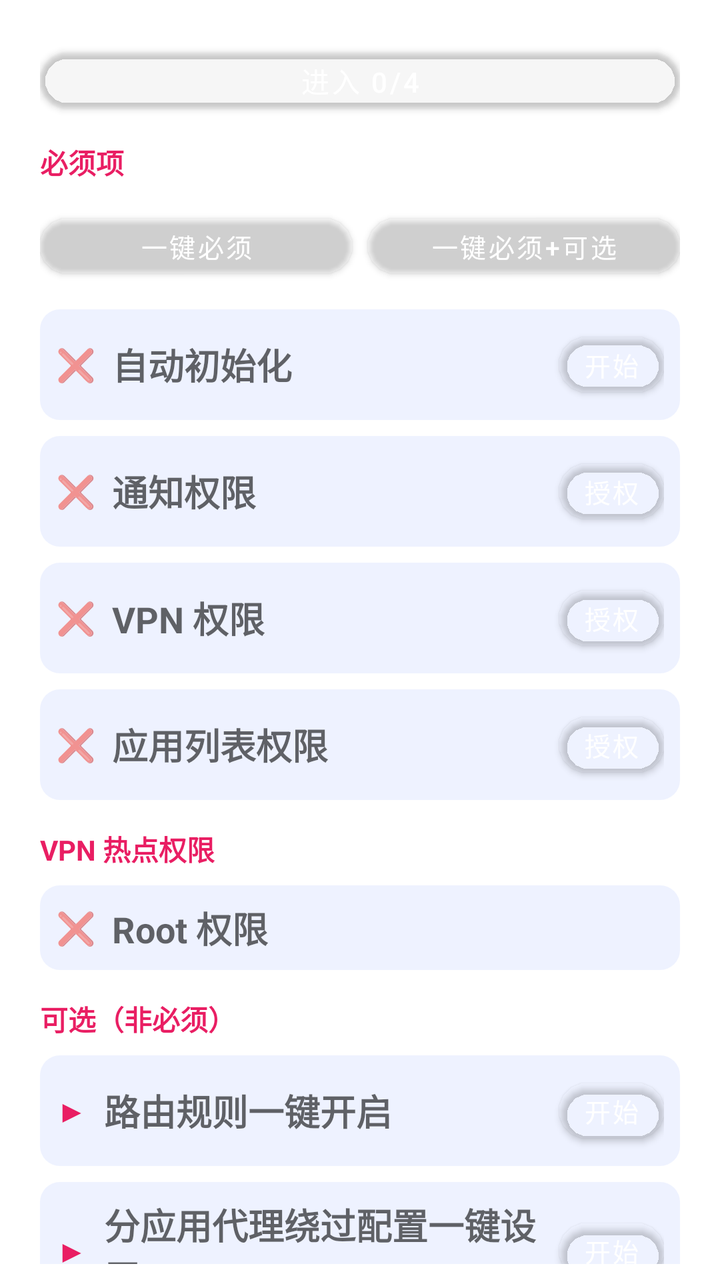
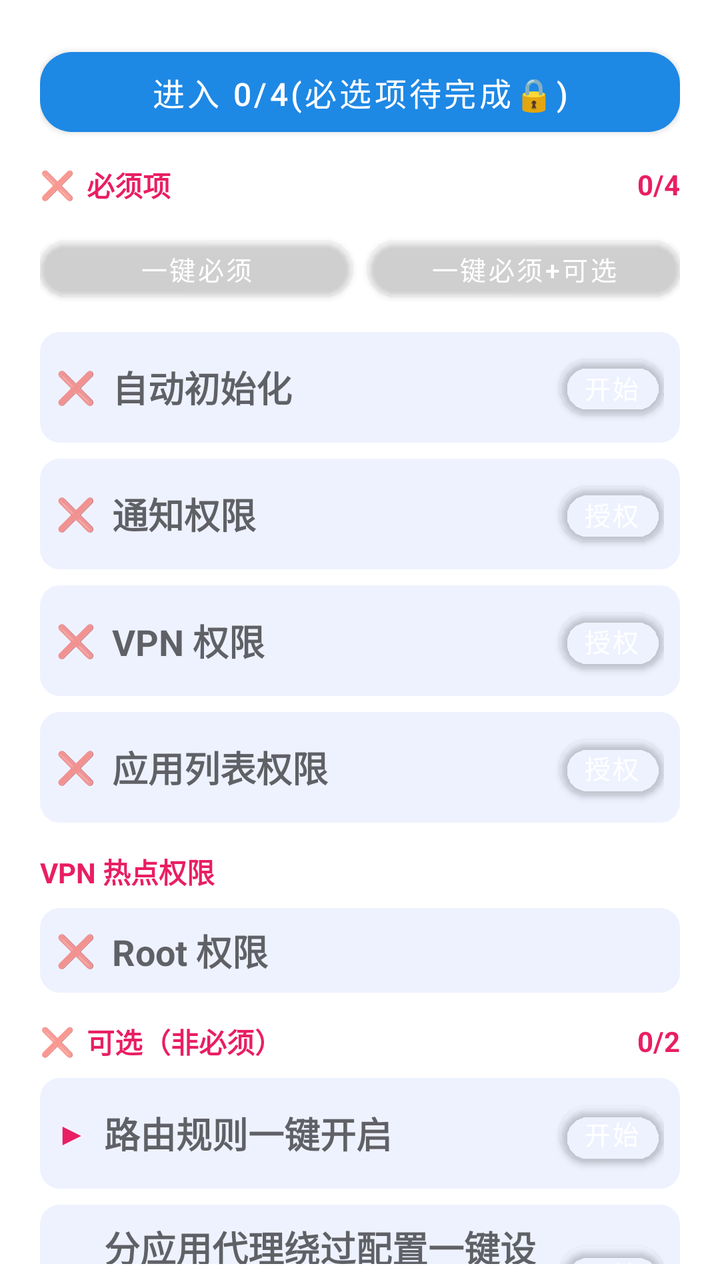

Two renders of the same Android screen: before a commit and after it. Below are the layout's source before the change and the commit's diff.
<!-- AndroidManifest.xml: application theme Theme.Start -->
<!-- res/layout/dialog_zybox_init.xml -->
<?xml version="1.0" encoding="utf-8"?>
<LinearLayout xmlns:android="http://schemas.android.com/apk/res/android"
    xmlns:app="http://schemas.android.com/apk/res-auto"
    android:layout_width="match_parent"
    android:layout_height="wrap_content"
    android:orientation="vertical"
    android:paddingStart="20dp"
    android:paddingTop="16dp"
    android:paddingEnd="20dp"
    android:paddingBottom="8dp">

    
    <com.google.android.material.button.MaterialButton
        android:id="@+id/init_btn_enter"
        style="@style/Widget.MaterialComponents.Button.ZyBox"
        android:layout_width="match_parent"
        android:layout_height="wrap_content"
        android:layout_marginTop="4dp"
        android:minHeight="0dp"
        android:paddingStart="14dp"
        android:paddingEnd="14dp"
        android:text="进入 0/4"
        android:textSize="14sp" />

    <androidx.core.widget.NestedScrollView
        android:layout_width="match_parent"
        android:layout_height="wrap_content"
        android:layout_marginTop="8dp"
        android:overScrollMode="never"
        android:scrollbars="none">

        <LinearLayout
            android:layout_width="match_parent"
            android:layout_height="wrap_content"
            android:orientation="vertical">

            
            <TextView
                android:layout_width="match_parent"
                android:layout_height="wrap_content"
                android:layout_marginTop="2dp"
                android:layout_marginBottom="2dp"
                android:text="@string/zybox_init_required_section"
                android:textAppearance="?android:attr/textAppearanceSmall"
                android:textStyle="bold"
                android:textColor="@color/material_pink_500" />

            
            <LinearLayout
                android:layout_width="match_parent"
                android:layout_height="wrap_content"
                android:layout_marginTop="10dp"
                android:orientation="horizontal">

                <com.google.android.material.button.MaterialButton
                    android:id="@+id/init_btn_all_required"
                    style="@style/Widget.MaterialComponents.Button.ZyBox"
                    android:layout_width="0dp"
                    android:layout_height="wrap_content"
                    android:layout_marginEnd="4dp"
                    android:layout_weight="1"
                    android:minHeight="0dp"
                    android:paddingStart="8dp"
                    android:paddingEnd="8dp"
                    android:text="@string/zybox_oneclick_required"
                    android:textSize="13sp" />

                <com.google.android.material.button.MaterialButton
                    android:id="@+id/init_btn_all_optional"
                    style="@style/Widget.MaterialComponents.Button.ZyBox"
                    android:layout_width="0dp"
                    android:layout_height="wrap_content"
                    android:layout_marginStart="4dp"
                    android:layout_weight="1"
                    android:minHeight="0dp"
                    android:paddingStart="8dp"
                    android:paddingEnd="8dp"
                    android:text="@string/zybox_oneclick_all"
                    android:textSize="13sp" />
            </LinearLayout>

            
            <LinearLayout
                android:layout_width="match_parent"
                android:layout_height="wrap_content"
                android:layout_marginTop="12dp"
                android:background="@drawable/zybox_ping_capsule"
                android:gravity="center_vertical"
                android:orientation="horizontal"
                android:padding="8dp">

                <TextView
                    android:id="@+id/init_status_auto"
                    android:layout_width="wrap_content"
                    android:layout_height="wrap_content"
                    android:text="❌"
                    android:textSize="16sp" />

                <LinearLayout
                    android:layout_width="0dp"
                    android:layout_height="wrap_content"
                    android:layout_marginStart="8dp"
                    android:layout_weight="1"
                    android:orientation="vertical">

                    <TextView
                        android:layout_width="wrap_content"
                        android:layout_height="wrap_content"
                        android:text="@string/zybox_init_auto"
                        android:textAppearance="?android:attr/textAppearanceMedium"
                        android:textStyle="bold" />
                </LinearLayout>

                <com.google.android.material.button.MaterialButton
                    android:id="@+id/init_btn_auto"
                    style="@style/Widget.MaterialComponents.Button.ZyBox"
                    android:layout_width="wrap_content"
                    android:layout_height="wrap_content"
                    android:minWidth="0dp"
                    android:minHeight="0dp"
                    android:paddingStart="12dp"
                    android:paddingEnd="12dp"
                    android:text="@string/zybox_init_start"
                    android:textSize="13sp" />
            </LinearLayout>

            
            <LinearLayout
                android:layout_width="match_parent"
                android:layout_height="wrap_content"
                android:layout_marginTop="8dp"
                android:background="@drawable/zybox_ping_capsule"
                android:gravity="center_vertical"
                android:orientation="horizontal"
                android:padding="8dp">

                <TextView
                    android:id="@+id/init_status_notif"
                    android:layout_width="wrap_content"
                    android:layout_height="wrap_content"
                    android:text="❌"
                    android:textSize="16sp" />

                <LinearLayout
                    android:layout_width="0dp"
                    android:layout_height="wrap_content"
                    android:layout_marginStart="8dp"
                    android:layout_weight="1"
                    android:orientation="vertical">

                    <TextView
                        android:layout_width="wrap_content"
                        android:layout_height="wrap_content"
                        android:text="@string/zybox_init_notif"
                        android:textAppearance="?android:attr/textAppearanceMedium"
                        android:textStyle="bold" />
                </LinearLayout>

                <com.google.android.material.button.MaterialButton
                    android:id="@+id/init_btn_notif"
                    style="@style/Widget.MaterialComponents.Button.ZyBox"
                    android:layout_width="wrap_content"
                    android:layout_height="wrap_content"
                    android:minWidth="0dp"
                    android:minHeight="0dp"
                    android:paddingStart="12dp"
                    android:paddingEnd="12dp"
                    android:text="@string/zybox_init_grant"
                    android:textSize="13sp" />
            </LinearLayout>

            
            <LinearLayout
                android:layout_width="match_parent"
                android:layout_height="wrap_content"
                android:layout_marginTop="8dp"
                android:background="@drawable/zybox_ping_capsule"
                android:gravity="center_vertical"
                android:orientation="horizontal"
                android:padding="8dp">

                <TextView
                    android:id="@+id/init_status_vpn"
                    android:layout_width="wrap_content"
                    android:layout_height="wrap_content"
                    android:text="❌"
                    android:textSize="16sp" />

                <LinearLayout
                    android:layout_width="0dp"
                    android:layout_height="wrap_content"
                    android:layout_marginStart="8dp"
                    android:layout_weight="1"
                    android:orientation="vertical">

                    <TextView
                        android:layout_width="wrap_content"
                        android:layout_height="wrap_content"
                        android:text="@string/zybox_init_vpn"
                        android:textAppearance="?android:attr/textAppearanceMedium"
                        android:textStyle="bold" />
                </LinearLayout>

                <com.google.android.material.button.MaterialButton
                    android:id="@+id/init_btn_vpn"
                    style="@style/Widget.MaterialComponents.Button.ZyBox"
                    android:layout_width="wrap_content"
                    android:layout_height="wrap_content"
                    android:minWidth="0dp"
                    android:minHeight="0dp"
                    android:paddingStart="12dp"
                    android:paddingEnd="12dp"
                    android:text="@string/zybox_init_grant"
                    android:textSize="13sp" />
            </LinearLayout>

            
            <LinearLayout
                android:layout_width="match_parent"
                android:layout_height="wrap_content"
                android:layout_marginTop="8dp"
                android:background="@drawable/zybox_ping_capsule"
                android:gravity="center_vertical"
                android:orientation="horizontal"
                android:padding="8dp">

                <TextView
                    android:id="@+id/init_status_apps"
                    android:layout_width="wrap_content"
                    android:layout_height="wrap_content"
                    android:text="❌"
                    android:textSize="16sp" />

                <LinearLayout
                    android:layout_width="0dp"
                    android:layout_height="wrap_content"
                    android:layout_marginStart="8dp"
                    android:layout_weight="1"
                    android:orientation="vertical">

                    <TextView
                        android:layout_width="wrap_content"
                        android:layout_height="wrap_content"
                        android:text="@string/zybox_init_apps"
                        android:textAppearance="?android:attr/textAppearanceMedium"
                        android:textStyle="bold" />
                </LinearLayout>

                <com.google.android.material.button.MaterialButton
                    android:id="@+id/init_btn_apps"
                    style="@style/Widget.MaterialComponents.Button.ZyBox"
                    android:layout_width="wrap_content"
                    android:layout_height="wrap_content"
                    android:minWidth="0dp"
                    android:minHeight="0dp"
                    android:paddingStart="12dp"
                    android:paddingEnd="12dp"
                    android:text="@string/zybox_init_grant"
                    android:textSize="13sp" />
            </LinearLayout>

            
            <TextView
                android:layout_width="match_parent"
                android:layout_height="wrap_content"
                android:layout_marginTop="14dp"
                android:layout_marginBottom="2dp"
                android:text="@string/zybox_vpn_hotspot_section"
                android:textAppearance="?android:attr/textAppearanceSmall"
                android:textStyle="bold"
                android:textColor="@color/material_pink_500" />

            
            <LinearLayout
                android:layout_width="match_parent"
                android:layout_height="wrap_content"
                android:layout_marginTop="6dp"
                android:background="@drawable/zybox_ping_capsule"
                android:gravity="center_vertical"
                android:orientation="horizontal"
                android:padding="8dp">

                <TextView
                    android:id="@+id/init_status_root"
                    android:layout_width="wrap_content"
                    android:layout_height="wrap_content"
                    android:text="❌"
                    android:textSize="16sp" />

                <LinearLayout
                    android:layout_width="0dp"
                    android:layout_height="wrap_content"
                    android:layout_marginStart="8dp"
                    android:layout_weight="1"
                    android:orientation="vertical">

                    <TextView
                        android:layout_width="wrap_content"
                        android:layout_height="wrap_content"
                        android:text="@string/zybox_permission_root"
                        android:textAppearance="?android:attr/textAppearanceMedium"
                        android:textStyle="bold" />
                </LinearLayout>
            </LinearLayout>

            
            <TextView
                android:layout_width="match_parent"
                android:layout_height="wrap_content"
                android:layout_marginTop="14dp"
                android:layout_marginBottom="2dp"
                android:text="@string/zybox_opt_section"
                android:textAppearance="?android:attr/textAppearanceSmall"
                android:textStyle="bold"
                android:textColor="@color/material_pink_500" />

            
            <LinearLayout
                android:id="@+id/init_btn_route"
                android:layout_width="match_parent"
                android:layout_height="wrap_content"
                android:layout_marginTop="6dp"
                android:background="@drawable/zybox_ping_capsule"
                android:gravity="center_vertical"
                android:orientation="horizontal"
                android:padding="8dp"
                android:clickable="true"
                android:focusable="true">

                <TextView
                    android:layout_width="wrap_content"
                    android:layout_height="wrap_content"
                    android:text="▶"
                    android:textSize="16sp"
                    android:textColor="@color/material_pink_500" />

                <LinearLayout
                    android:layout_width="0dp"
                    android:layout_height="wrap_content"
                    android:layout_marginStart="8dp"
                    android:layout_weight="1"
                    android:orientation="vertical">

                    <TextView
                        android:layout_width="wrap_content"
                        android:layout_height="wrap_content"
                        android:text="@string/zybox_init_route_all"
                        android:textAppearance="?android:attr/textAppearanceMedium"
                        android:textStyle="bold" />
                </LinearLayout>

                <com.google.android.material.button.MaterialButton
                    android:id="@+id/init_btn_route_start"
                    style="@style/Widget.MaterialComponents.Button.ZyBox"
                    android:layout_width="wrap_content"
                    android:layout_height="wrap_content"
                    android:layout_marginStart="6dp"
                    android:minWidth="0dp"
                    android:minHeight="0dp"
                    android:paddingStart="12dp"
                    android:paddingEnd="12dp"
                    android:text="@string/zybox_init_start"
                    android:textSize="13sp" />
            </LinearLayout>

            
            <LinearLayout
                android:id="@+id/init_btn_apps_import"
                android:layout_width="match_parent"
                android:layout_height="wrap_content"
                android:layout_marginTop="8dp"
                android:layout_marginBottom="4dp"
                android:background="@drawable/zybox_ping_capsule"
                android:gravity="center_vertical"
                android:orientation="horizontal"
                android:padding="8dp"
                android:clickable="true"
                android:focusable="true">

                <TextView
                    android:layout_width="wrap_content"
                    android:layout_height="wrap_content"
                    android:text="▶"
                    android:textSize="16sp"
                    android:textColor="@color/material_pink_500" />

                <LinearLayout
                    android:layout_width="0dp"
                    android:layout_height="wrap_content"
                    android:layout_marginStart="8dp"
                    android:layout_weight="1"
                    android:orientation="vertical">

                    <TextView
                        android:layout_width="wrap_content"
                        android:layout_height="wrap_content"
                        android:text="@string/zybox_init_apps_import"
                        android:textAppearance="?android:attr/textAppearanceMedium"
                        android:textStyle="bold" />
                </LinearLayout>

                <com.google.android.material.button.MaterialButton
                    android:id="@+id/init_btn_apps_import_start"
                    style="@style/Widget.MaterialComponents.Button.ZyBox"
                    android:layout_width="wrap_content"
                    android:layout_height="wrap_content"
                    android:layout_marginStart="6dp"
                    android:minWidth="0dp"
                    android:minHeight="0dp"
                    android:paddingStart="12dp"
                    android:paddingEnd="12dp"
                    android:text="@string/zybox_init_start"
                    android:textSize="13sp" />
            </LinearLayout>

            
            <TextView
                android:layout_width="match_parent"
                android:layout_height="wrap_content"
                android:layout_marginTop="14dp"
                android:layout_marginBottom="2dp"
                android:text="@string/zybox_init_desc_section"
                android:textAppearance="?android:attr/textAppearanceSmall"
                android:textStyle="bold"
                android:textColor="@color/material_pink_500" />

            <LinearLayout
                android:layout_width="match_parent"
                android:layout_height="wrap_content"
                android:layout_marginTop="4dp"
                android:layout_marginBottom="4dp"
                android:background="@drawable/zybox_ping_capsule"
                android:orientation="vertical"
                android:padding="10dp">

                <TextView
                    android:layout_width="match_parent"
                    android:layout_height="wrap_content"
                    android:text="@string/zybox_init_auto_sum"
                    android:textAppearance="?android:attr/textAppearanceSmall"
                    android:textColor="?android:attr/textColorSecondary"
                    android:lineSpacingExtra="3dp" />

                <TextView
                    android:layout_width="match_parent"
                    android:layout_height="wrap_content"
                    android:layout_marginTop="6dp"
                    android:text="@string/zybox_init_notif_sum"
                    android:textAppearance="?android:attr/textAppearanceSmall"
                    android:textColor="?android:attr/textColorSecondary"
                    android:lineSpacingExtra="3dp" />

                <TextView
                    android:layout_width="match_parent"
                    android:layout_height="wrap_content"
                    android:layout_marginTop="6dp"
                    android:text="@string/zybox_init_vpn_sum"
                    android:textAppearance="?android:attr/textAppearanceSmall"
                    android:textColor="?android:attr/textColorSecondary"
                    android:lineSpacingExtra="3dp" />

                <TextView
                    android:layout_width="match_parent"
                    android:layout_height="wrap_content"
                    android:layout_marginTop="6dp"
                    android:text="@string/zybox_init_apps_sum"
                    android:textAppearance="?android:attr/textAppearanceSmall"
                    android:textColor="?android:attr/textColorSecondary"
                    android:lineSpacingExtra="3dp" />

                <TextView
                    android:layout_width="match_parent"
                    android:layout_height="wrap_content"
                    android:layout_marginTop="6dp"
                    android:text="@string/zybox_permission_root_sum"
                    android:textAppearance="?android:attr/textAppearanceSmall"
                    android:textColor="?android:attr/textColorSecondary"
                    android:lineSpacingExtra="3dp" />

                <TextView
                    android:layout_width="match_parent"
                    android:layout_height="wrap_content"
                    android:layout_marginTop="6dp"
                    android:text="@string/zybox_init_route_all_sum"
                    android:textAppearance="?android:attr/textAppearanceSmall"
                    android:textColor="?android:attr/textColorSecondary"
                    android:lineSpacingExtra="3dp" />

                <TextView
                    android:layout_width="match_parent"
                    android:layout_height="wrap_content"
                    android:layout_marginTop="6dp"
                    android:text="@string/zybox_init_apps_import_sum"
                    android:textAppearance="?android:attr/textAppearanceSmall"
                    android:textColor="?android:attr/textColorSecondary"
                    android:lineSpacingExtra="3dp" />
            </LinearLayout>

        </LinearLayout>
    </androidx.core.widget.NestedScrollView>
</LinearLayout>
<!-- resources referenced by this layout -->
<resources>
  <color name="material_pink_500">#E91E63</color>
  <!-- drawable zybox_ping_capsule (drawable) -->
  <?xml version="1.0" encoding="utf-8"?>
  <shape xmlns:android="http://schemas.android.com/apk/res/android"
      android:shape="rectangle">
      <solid android:color="@color/zybox_ping_bg" />
      <corners android:radius="10dp" />
  </shape>
  <string name="zybox_init_apps">应用列表权限</string>
  <string name="zybox_init_apps_import">分应用代理绕过配置一键设置</string>
  <string name="zybox_init_apps_import_sum">[分应用代理绕过配置一键设置] 作者自用配置，可在设置里进行修改；列表内应用全部走直连。</string>
  <string name="zybox_init_apps_sum">[应用列表权限] 用于分应用代理：读取已安装应用列表，选择绕过代理的应用。</string>
  <string name="zybox_init_auto">自动初始化</string>
  <string name="zybox_init_auto_sum">[自动初始化] 自动申请所需权限，自动进入一次设置页完成速度显示初始化，然后返回主页。</string>
  <string name="zybox_init_desc_section">描述</string>
  <string name="zybox_init_grant">授权</string>
  <string name="zybox_init_notif">通知权限</string>
  <string name="zybox_init_notif_sum">[通知权限] 在通知栏显示实时直连/代理上传下载速度。</string>
  <string name="zybox_init_required_section">必须项</string>
  <string name="zybox_init_route_all">路由规则一键开启</string>
  <string name="zybox_init_route_all_sum">[路由规则一键开启] 切换到路由页，将所有规则全部打开，然后回到主页。</string>
  <string name="zybox_init_start">开始</string>
  <string name="zybox_init_vpn">VPN 权限</string>
  <string name="zybox_init_vpn_sum">[VPN 权限] 必须授权，否则无法使用本软件。</string>
  <string name="zybox_oneclick_all">一键必须+可选</string>
  <string name="zybox_oneclick_required">一键必须</string>
  <string name="zybox_opt_section">可选（非必须）</string>
  <string name="zybox_permission_root">Root 权限</string>
  <string name="zybox_permission_root_sum">[Root 权限] 开启热点和 VPN 后，连接热点的用户可以共用代理；不给予 Root 权限不影响 VPN 单独功能使用</string>
  <string name="zybox_vpn_hotspot_section">VPN 热点权限</string>
  <style name="Widget.MaterialComponents.Button.ZyBox" parent="Widget.MaterialComponents.Button">
          <item name="cornerRadius">16dp</item>
          <item name="android:minHeight">48dp</item>
          <item name="android:textSize">14sp</item>
      </style>
  <style name="Theme.Start" parent="Theme.MaterialComponents.DayNight">
          <item name="android:navigationBarColor">@android:color/transparent</item>
          <item name="colorPrimary">@android:color/transparent</item>
          <item name="colorPrimaryDark">@android:color/transparent</item>
          <item name="android:backgroundDimEnabled">false</item>
          <item name="android:windowNoTitle">true</item>
          <item name="windowActionBar">false</item>
          <item name="windowNoTitle">true</item>
      </style>
  <color name="zybox_ping_bg">#1A5B7CFA</color>
</resources>

<!-- the commit's change to res/layout/dialog_zybox_init.xml (unified diff, before → after) -->
@@ -2,7 +2,7 @@
 <LinearLayout xmlns:android="http://schemas.android.com/apk/res/android"
     xmlns:app="http://schemas.android.com/apk/res-auto"
     android:layout_width="match_parent"
-    android:layout_height="wrap_content"
+    android:layout_height="match_parent"
     android:orientation="vertical"
     android:paddingStart="20dp"
     android:paddingTop="16dp"
@@ -16,15 +16,16 @@
         android:layout_width="match_parent"
         android:layout_height="wrap_content"
         android:layout_marginTop="4dp"
-        android:minHeight="0dp"
+        android:minHeight="52dp"
         android:paddingStart="14dp"
         android:paddingEnd="14dp"
-        android:text="进入 0/4"
-        android:textSize="14sp" />
+        app:backgroundTint="@color/zybox_enter_blue"
+        android:text="进入 0/4(必选项待完成🔒)"
+        android:textSize="16sp" />
 
     <androidx.core.widget.NestedScrollView
         android:layout_width="match_parent"
-        android:layout_height="wrap_content"
+        android:layout_height="match_parent"
         android:layout_marginTop="8dp"
         android:overScrollMode="never"
         android:scrollbars="none">
@@ -35,15 +36,40 @@
             android:orientation="vertical">
 
             
-            <TextView
+            <LinearLayout
                 android:layout_width="match_parent"
                 android:layout_height="wrap_content"
                 android:layout_marginTop="2dp"
                 android:layout_marginBottom="2dp"
-                android:text="@string/zybox_init_required_section"
-                android:textAppearance="?android:attr/textAppearanceSmall"
-                android:textStyle="bold"
-                android:textColor="@color/material_pink_500" />
+                android:gravity="center_vertical"
+                android:orientation="horizontal">
+
+                <TextView
+                    android:id="@+id/init_section_required_status"
+                    android:layout_width="wrap_content"
+                    android:layout_height="wrap_content"
+                    android:text="❌"
+                    android:textSize="14sp" />
+
+                <TextView
+                    android:layout_width="0dp"
+                    android:layout_height="wrap_content"
+                    android:layout_marginStart="6dp"
+                    android:layout_weight="1"
+                    android:text="@string/zybox_init_required_section"
+                    android:textAppearance="?android:attr/textAppearanceSmall"
+                    android:textStyle="bold"
+                    android:textColor="@color/material_pink_500" />
+
+                <TextView
+                    android:id="@+id/init_section_required_count"
+                    android:layout_width="wrap_content"
+                    android:layout_height="wrap_content"
+                    android:text="0/4"
+                    android:textAppearance="?android:attr/textAppearanceSmall"
+                    android:textStyle="bold"
+                    android:textColor="@color/material_pink_500" />
+            </LinearLayout>
 
             
             <LinearLayout
@@ -304,15 +330,40 @@
             </LinearLayout>
 
             
-            <TextView
+            <LinearLayout
                 android:layout_width="match_parent"
                 android:layout_height="wrap_content"
                 android:layout_marginTop="14dp"
                 android:layout_marginBottom="2dp"
-                android:text="@string/zybox_opt_section"
-                android:textAppearance="?android:attr/textAppearanceSmall"
-                android:textStyle="bold"
-                android:textColor="@color/material_pink_500" />
+                android:gravity="center_vertical"
+                android:orientation="horizontal">
+
+                <TextView
+                    android:id="@+id/init_section_opt_status"
+                    android:layout_width="wrap_content"
+                    android:layout_height="wrap_content"
+                    android:text="❌"
+                    android:textSize="14sp" />
+
+                <TextView
+                    android:layout_width="0dp"
+                    android:layout_height="wrap_content"
+                    android:layout_marginStart="6dp"
+                    android:layout_weight="1"
+                    android:text="@string/zybox_opt_section"
+                    android:textAppearance="?android:attr/textAppearanceSmall"
+                    android:textStyle="bold"
+                    android:textColor="@color/material_pink_500" />
+
+                <TextView
+                    android:id="@+id/init_section_opt_count"
+                    android:layout_width="wrap_content"
+                    android:layout_height="wrap_content"
+                    android:text="0/2"
+                    android:textAppearance="?android:attr/textAppearanceSmall"
+                    android:textStyle="bold"
+                    android:textColor="@color/material_pink_500" />
+            </LinearLayout>
 
             
             <LinearLayout
<!-- resource entries referenced after the edit -->
@@ -1,6 +1,7 @@
 <!-- resources referenced by this layout -->
 <resources>
   <color name="material_pink_500">#E91E63</color>
+  <color name="zybox_enter_blue">#1E88E5</color>
   <!-- drawable zybox_ping_capsule (drawable) -->
   <?xml version="1.0" encoding="utf-8"?>
   <shape xmlns:android="http://schemas.android.com/apk/res/android"
